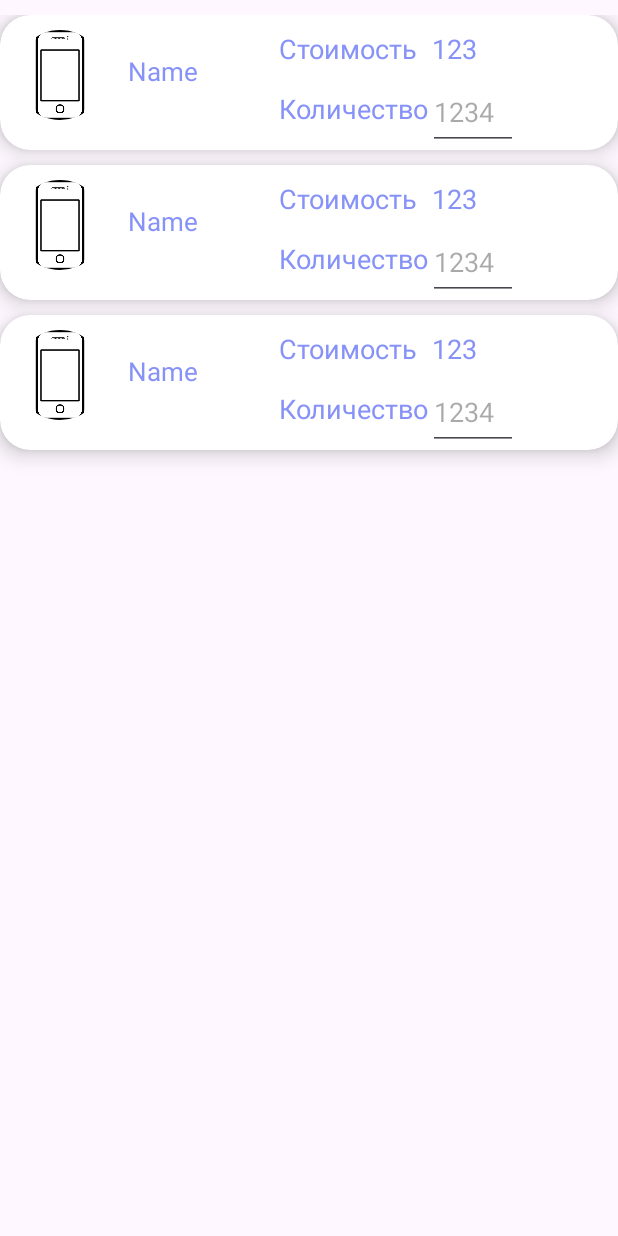
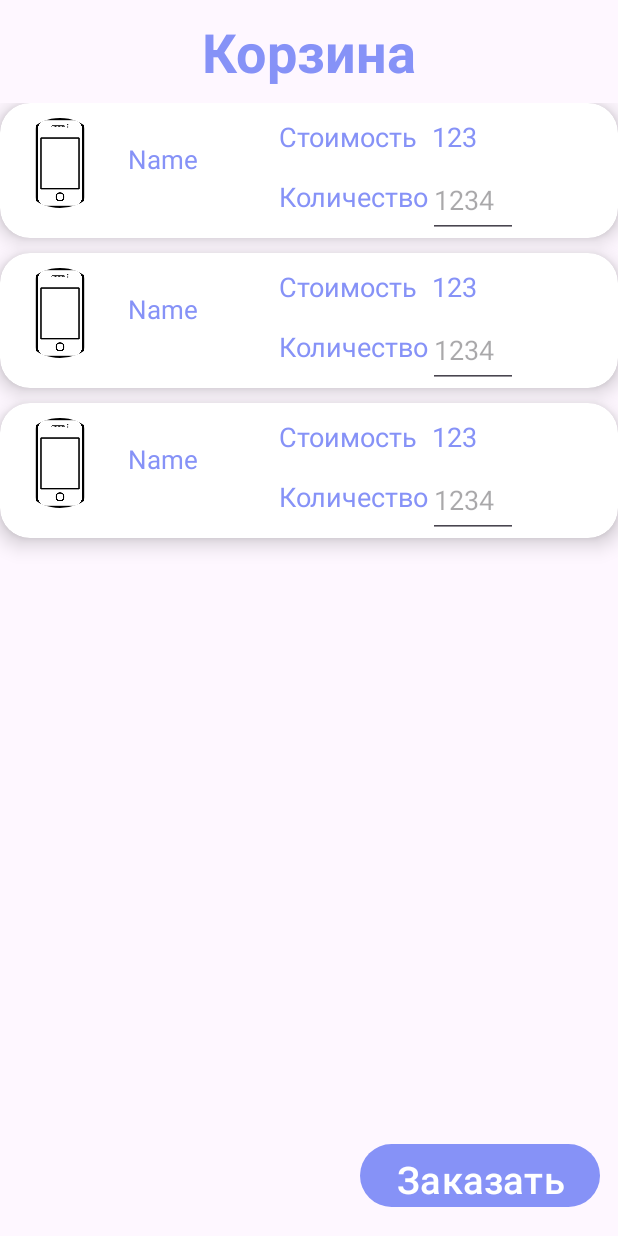
Before and after one commit to Aveli-on/IziElectro, an Android app: the layout activity_cart_user.xml on its own in the app's theme, with its tools: preview values and no code run, on a phone screen of 412 x 824 dp. Run offline under Robolectric (Android 15) with nearby library versions, the phone set to English and light mode, and no system bars.

Commit message:
cart detail

```diff
--- a/app/src/main/res/layout/activity_cart_user.xml
+++ b/app/src/main/res/layout/activity_cart_user.xml
@@ -1,21 +1,39 @@
 <?xml version="1.0" encoding="utf-8"?>
-<androidx.constraintlayout.widget.ConstraintLayout xmlns:android="http://schemas.android.com/apk/res/android"
+<LinearLayout xmlns:android="http://schemas.android.com/apk/res/android"
     xmlns:app="http://schemas.android.com/apk/res-auto"
     xmlns:tools="http://schemas.android.com/tools"
     android:id="@+id/main"
     android:layout_width="match_parent"
     android:layout_height="match_parent"
-    tools:context=".userActivity">
-
+    tools:context=".userActivity"
+    android:orientation="vertical">
+<TextView
+    android:layout_width="match_parent"
+    android:layout_height="wrap_content"
+    android:text="Корзина"
+    android:textSize="36sp"
+    android:textColor="@color/lavander"
+    android:layout_marginTop="10dp"
+    android:layout_marginStart="10dp"
+    android:layout_marginEnd="10dp"
+    android:layout_marginBottom="10dp"
+    android:textStyle="bold"
+    android:textAlignment="center"/>
     <ListView
         android:layout_width="match_parent"
-        android:layout_height="match_parent"
+        android:layout_height="690dp"
+
         android:id="@+id/listView"
         android:scrollbars="vertical"
-        android:layout_marginTop="10dp"
         tools:listitem="@layout/cart_list"
         android:divider="@android:color/transparent"
         android:dividerHeight="10.0sp"/>
+<Button
+    android:layout_width="wrap_content"
+    android:layout_height="50dp"
+    android:text="Заказать"
+    android:textSize="25sp"
+    android:id="@+id/order_button"
+    android:layout_marginStart="240dp"/>
 
-
-</androidx.constraintlayout.widget.ConstraintLayout>
+</LinearLayout>
--- a/app/src/main/res/layout/cart_list.xml
+++ b/app/src/main/res/layout/cart_list.xml
@@ -57,7 +57,9 @@
             android:layout_toEndOf="@id/QuantityText"
             android:hint="1234"
             android:textColor="@color/black"
-            android:textSize="18sp" />
+            android:textSize="18sp"
+            android:inputType="numberDecimal"
+            />
         <TextView
             android:id="@+id/cartPriceText"
             android:layout_width="wrap_content"
```
Also changed, not shown: app/src/main/java/kurs/project/izielectro/CartUserActivity.java (+25 -0 lines), app/src/main/java/kurs/project/izielectro/DatabaseHelper.java (+36 -0 lines), app/src/main/java/kurs/project/izielectro/ListCartAdapter.java (+19 -0 lines), app/src/main/java/kurs/project/izielectro/userActivityDatailed.java (+16 -3 lines).
